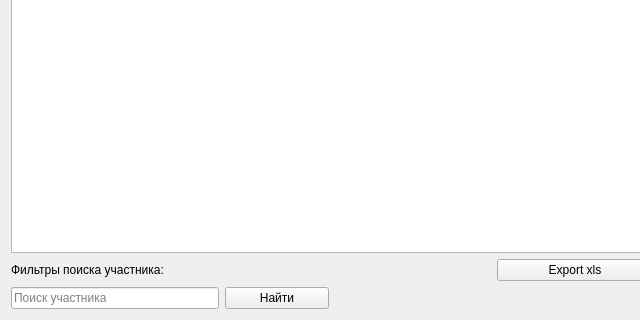
Old version of the form Ui_designer/Ui_List_participants.ui in the repository Vsesvet/FastComm; both pictures show x 0 to 640 and y 280 to 600 of the 1150 by 600 pixel window.
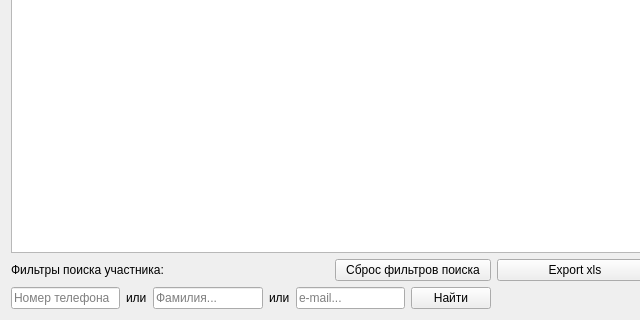
New version of the form.

Commit message: + фильтры поиска и кнопки поиска

The edit to the form file:
```diff
--- a/Ui_designer/Ui_List_participants.ui
+++ b/Ui_designer/Ui_List_participants.ui
@@ -30,24 +30,6 @@
      </property>
     </widget>
    </item>
-   <item row="8" column="0" colspan="2">
-    <layout class="QGridLayout" name="gridLayout_2">
-     <item row="0" column="2">
-      <widget class="QPushButton" name="pushButton_find_participant">
-       <property name="text">
-        <string>Найти</string>
-       </property>
-      </widget>
-     </item>
-     <item row="0" column="0" colspan="2">
-      <widget class="QLineEdit" name="lineEdit_find_participant">
-       <property name="placeholderText">
-        <string>Поиск участника</string>
-       </property>
-      </widget>
-     </item>
-    </layout>
-   </item>
    <item row="3" column="0">
     <widget class="QPushButton" name="pushButton_create_participant">
      <property name="text">
@@ -76,13 +58,6 @@
      </property>
     </widget>
    </item>
-   <item row="7" column="0" colspan="2">
-    <widget class="QLabel" name="label_find_event">
-     <property name="text">
-      <string>Фильтры поиска участника:</string>
-     </property>
-    </widget>
-   </item>
    <item row="0" column="5" colspan="2">
     <widget class="QLabel" name="label_username_login_role">
      <property name="font">
@@ -116,12 +91,72 @@
     </widget>
    </item>
    <item row="3" column="3" colspan="4">
-    <widget class="QLabel" name="label">
+    <widget class="QLabel" name="label_attention">
      <property name="text">
       <string>Внимание! Удаление участника повлечет удаление всех его документов из БД.</string>
      </property>
     </widget>
    </item>
+   <item row="8" column="0" colspan="3">
+    <layout class="QGridLayout" name="gridLayout_2">
+     <item row="0" column="0">
+      <widget class="QLineEdit" name="lineEdit_find_by_phone">
+       <property name="placeholderText">
+        <string>Номер телефона</string>
+       </property>
+      </widget>
+     </item>
+     <item row="0" column="2">
+      <widget class="QLineEdit" name="lineEdit_find_by_second_name">
+       <property name="placeholderText">
+        <string>Фамилия...</string>
+       </property>
+      </widget>
+     </item>
+     <item row="0" column="4">
+      <widget class="QLineEdit" name="lineEdit_find_by_email">
+       <property name="placeholderText">
+        <string>e-mail...</string>
+       </property>
+      </widget>
+     </item>
+     <item row="0" column="1">
+      <widget class="QLabel" name="label_or1">
+       <property name="text">
+        <string>или</string>
+       </property>
+      </widget>
+     </item>
+     <item row="0" column="5">
+      <widget class="QPushButton" name="pushButton_find">
+       <property name="text">
+        <string>Найти</string>
+       </property>
+      </widget>
+     </item>
+     <item row="0" column="3">
+      <widget class="QLabel" name="label_or2">
+       <property name="text">
+        <string>или</string>
+       </property>
+      </widget>
+     </item>
+    </layout>
+   </item>
+   <item row="7" column="2">
+    <widget class="QPushButton" name="pushButton_reset_search">
+     <property name="text">
+      <string>Сброс фильтров поиска</string>
+     </property>
+    </widget>
+   </item>
+   <item row="7" column="0" colspan="2">
+    <widget class="QLabel" name="label_find_event">
+     <property name="text">
+      <string>Фильтры поиска участника:</string>
+     </property>
+    </widget>
+   </item>
   </layout>
  </widget>
  <tabstops>
```
Left out of the diff: 6 changed lines with no effect on the pictures. The commit also changes 1 other file.
